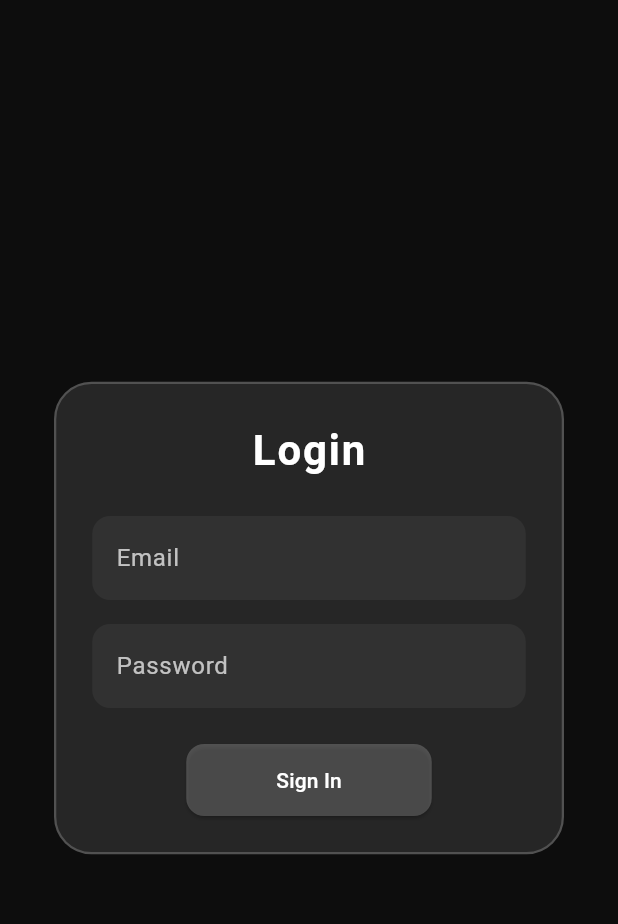
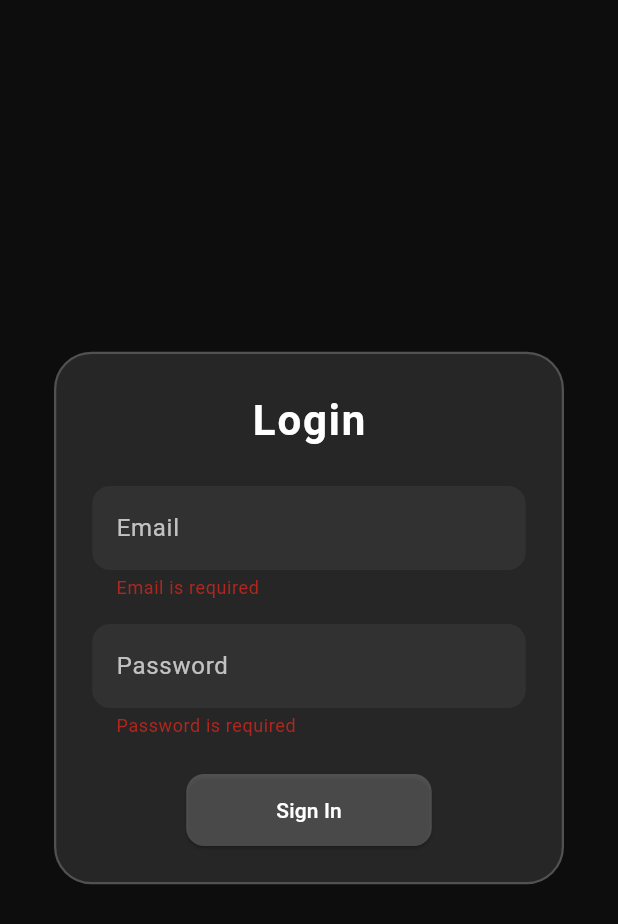
Before and after one commit to tsumith/getsocio, a Flutter app: the screen it shows after launch, after a tap on "Sign In", on a phone screen of 412 x 824 dp. Shown: the top 924 px of the screen. Run offline on Flutter 3.47's test engine with Material 3 defaults, Android fonts, the phone set to English and light mode, and no system bars.

Commit message:
created register screen and form validation for loginscreen

```diff
--- a/analysis_options.yaml
+++ b/analysis_options.yaml
@@ -7,6 +7,9 @@
 
 # The following line activates a set of recommended lints for Flutter apps,
 # packages, and plugins designed to encourage good coding practices.
+analyzer:
+  errors:
+    deprecated_member_use: ignore
 include: package:flutter_lints/flutter.yaml
 
 linter:
--- /dev/null
+++ b/devtools_options.yaml
@@ -0,0 +1,3 @@
+description: This file stores settings for Dart & Flutter DevTools.
+documentation: https://docs.flutter.dev/tools/devtools/extensions#configure-extension-enablement-states
+extensions:
--- /dev/null
+++ b/lib/authentication/login/login.dart
@@ -0,0 +1,143 @@
+import 'package:flutter/material.dart';
+
+class LoginScreen extends StatefulWidget {
+  const LoginScreen({super.key});
+
+  @override
+  State<LoginScreen> createState() => _LoginScreenState();
+}
+
+class _LoginScreenState extends State<LoginScreen> {
+  final _formKey = GlobalKey<FormState>();
+  final _emailController = TextEditingController();
+  final _passwordController = TextEditingController();
+
+  // Email validation
+  String? _validateEmail(String? value) {
+    if (value == null || value.isEmpty) {
+      return 'Email is required';
+    }
+    final emailRegex = RegExp(r'^[\w-.]+@([\w-]+\.)+[\w-]{2,4}$');
+    if (!emailRegex.hasMatch(value)) {
+      return 'Enter a valid email';
+    }
+    return null;
+  }
+
+  // Password validation
+  String? _validatePassword(String? value) {
+    if (value == null || value.isEmpty) {
+      return 'Password is required';
+    }
+    if (value.length < 6) {
+      return 'Password must be at least 6 characters';
+    }
+    return null;
+  }
+
+  void _submit() {
+    if (_formKey.currentState!.validate()) {
+      // Proceed with login
+      final email = _emailController.text;
+      final password = _passwordController.text;
+      print("Logging in with: $email, $password");
+      // TODO: Call your backend auth function here
+    }
+  }
+
+  @override
+  void dispose() {
+    _emailController.dispose();
+    _passwordController.dispose();
+    super.dispose();
+  }
+
+  @override
+  Widget build(BuildContext context) {
+    return Scaffold(
+      backgroundColor: const Color(0xFF0D0D0D),
+      body: Center(
+        child: Container(
+          width: 340,
+          padding: const EdgeInsets.all(24),
+          decoration: BoxDecoration(
+            color: Colors.white.withOpacity(0.1),
+            borderRadius: BorderRadius.circular(25),
+            border: Border.all(
+              color: Colors.white.withOpacity(0.2),
+              width: 1.5,
+            ),
+          ),
+          child: Form(
+            key: _formKey,
+            child: Column(
+              mainAxisSize: MainAxisSize.min,
+              children: [
+                const Text(
+                  "Login",
+                  style: TextStyle(
+                    fontSize: 28,
+                    fontWeight: FontWeight.bold,
+                    color: Colors.white,
+                    letterSpacing: 1.2,
+                  ),
+                ),
+                const SizedBox(height: 24),
+                TextFormField(
+                  controller: _emailController,
+                  validator: _validateEmail,
+                  style: const TextStyle(color: Colors.white),
+                  decoration: InputDecoration(
+                    hintText: 'Email',
+                    hintStyle: const TextStyle(color: Colors.white70),
+                    filled: true,
+                    fillColor: Colors.white.withOpacity(0.05),
+                    border: OutlineInputBorder(
+                      borderRadius: BorderRadius.circular(12),
+                      borderSide: BorderSide.none,
+                    ),
+                  ),
+                ),
+                const SizedBox(height: 16),
+                TextFormField(
+                  controller: _passwordController,
+                  obscureText: true,
+                  validator: _validatePassword,
+                  style: const TextStyle(color: Colors.white),
+                  decoration: InputDecoration(
+                    hintText: 'Password',
+                    hintStyle: const TextStyle(color: Colors.white70),
+                    filled: true,
+                    fillColor: Colors.white.withOpacity(0.05),
+                    border: OutlineInputBorder(
+                      borderRadius: BorderRadius.circular(12),
+                      borderSide: BorderSide.none,
+                    ),
+                  ),
+                ),
+                const SizedBox(height: 24),
+                ElevatedButton(
+                  onPressed: _submit,
+                  style: ElevatedButton.styleFrom(
+                    backgroundColor: Colors.white.withOpacity(0.2),
+                    padding: const EdgeInsets.symmetric(
+                      horizontal: 60,
+                      vertical: 14,
+                    ),
+                    shape: RoundedRectangleBorder(
+                      borderRadius: BorderRadius.circular(12),
+                    ),
+                  ),
+                  child: const Text(
+                    "Sign In",
+                    style: TextStyle(color: Colors.white),
+                  ),
+                ),
+              ],
+            ),
+          ),
+        ),
+      ),
+    );
+  }
+}
--- a/lib/login.dart
+++ b/lib/authentication/register/register.dart
@@ -1,7 +1,7 @@
 import 'package:flutter/material.dart';
 
-class LoginScreen extends StatelessWidget {
-  const LoginScreen({super.key});
+class RegisterScreen extends StatelessWidget {
+  const RegisterScreen({super.key});
 
   @override
   Widget build(BuildContext context) {
@@ -23,7 +23,7 @@ class LoginScreen extends StatelessWidget {
             mainAxisSize: MainAxisSize.min,
             children: [
               const Text(
-                "Login",
+                "Register",
                 style: TextStyle(
                   fontSize: 28,
                   fontWeight: FontWeight.bold,
@@ -50,7 +50,22 @@ class LoginScreen extends StatelessWidget {
                 obscureText: true,
                 style: const TextStyle(color: Colors.white),
                 decoration: InputDecoration(
-                  hintText: 'Password',
+                  hintText: 'set password',
+                  hintStyle: const TextStyle(color: Colors.white70),
+                  filled: true,
+                  fillColor: Colors.white.withOpacity(0.05),
+                  border: OutlineInputBorder(
+                    borderRadius: BorderRadius.circular(12),
+                    borderSide: BorderSide.none,
+                  ),
+                ),
+              ),
+              const SizedBox(height: 16),
+              TextField(
+                obscureText: true,
+                style: const TextStyle(color: Colors.white),
+                decoration: InputDecoration(
+                  hintText: 'confirm Password',
                   hintStyle: const TextStyle(color: Colors.white70),
                   filled: true,
                   fillColor: Colors.white.withOpacity(0.05),
@@ -74,7 +89,7 @@ class LoginScreen extends StatelessWidget {
                   ),
                 ),
                 child: const Text(
-                  "Sign In",
+                  "Register",
                   style: TextStyle(color: Colors.white),
                 ),
               ),
--- a/lib/main.dart
+++ b/lib/main.dart
@@ -1,5 +1,6 @@
 import 'package:flutter/material.dart';
-import 'package:getsocio/login.dart';
+import 'package:getsocio/authentication/login/login.dart';
+import 'authentication/register/register.dart';
 
 void main() {
   runApp(const AppRoot());
--- a/pubspec.yaml
+++ b/pubspec.yaml
@@ -34,6 +34,7 @@ dependencies:
   # The following adds the Cupertino Icons font to your application.
   # Use with the CupertinoIcons class for iOS style icons.
   cupertino_icons: ^1.0.8
+  provider: ^6.1.5
 
 dev_dependencies:
   flutter_test:
```
